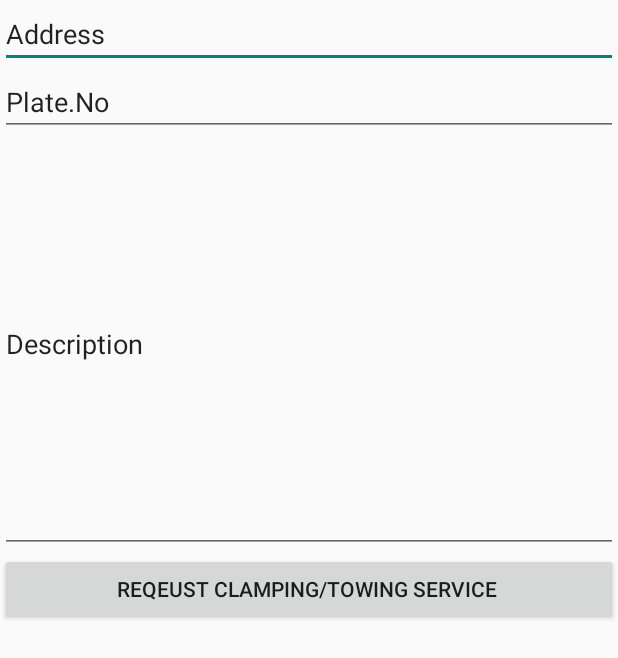
After one commit to ezio1404/tvms_mobile, an Android app: the layout driver_cts.xml on its own in the app's theme, with its tools: preview values and no code run, on a phone screen of 412 x 824 dp. The commit adds this screen. Shown: the top 658 px of the screen. Run offline under Robolectric (Android 15) with nearby library versions, the phone set to English and light mode, and no system bars; network calls fail.

Commit message:
driver services

```diff
--- /dev/null
+++ b/app/src/main/res/layout/driver_cts.xml
@@ -0,0 +1,36 @@
+<?xml version="1.0" encoding="utf-8"?>
+<LinearLayout xmlns:android="http://schemas.android.com/apk/res/android"
+    android:layout_width="match_parent"
+    android:layout_height="wrap_content"
+    android:orientation="vertical">
+
+    <EditText
+        android:id="@+id/cts_address"
+        android:layout_width="match_parent"
+        android:layout_height="wrap_content"
+        android:ems="10"
+        android:inputType="textPersonName"
+        android:text="Address" />
+
+    <EditText
+        android:id="@+id/cts_plateNo"
+        android:layout_width="match_parent"
+        android:layout_height="wrap_content"
+        android:ems="10"
+        android:inputType="textPersonName"
+        android:text="Plate.No" />
+
+    <EditText
+        android:id="@+id/cts_desc"
+        android:layout_width="match_parent"
+        android:layout_height="278dp"
+        android:ems="10"
+        android:inputType="textMultiLine"
+        android:text="Description" />
+
+    <Button
+        android:id="@+id/btn_requestCTS"
+        android:layout_width="match_parent"
+        android:layout_height="wrap_content"
+        android:text="Reqeust Clamping/towing service " />
+</LinearLayout>
--- a/app/src/main/res/layout/dtiver_cts.xml
+++ /dev/null
@@ -1,6 +0,0 @@
-<?xml version="1.0" encoding="utf-8"?>
-<LinearLayout xmlns:android="http://schemas.android.com/apk/res/android"
-    android:orientation="vertical" android:layout_width="match_parent"
-    android:layout_height="match_parent">
-
-</LinearLayout>
```
Also changed, not shown: app/src/main/java/com/example/administrator/tvms/driver_services_frag.java (+32 -6 lines), app/src/main/res/layout/driver_clearance.xml (+2 -9 lines).
